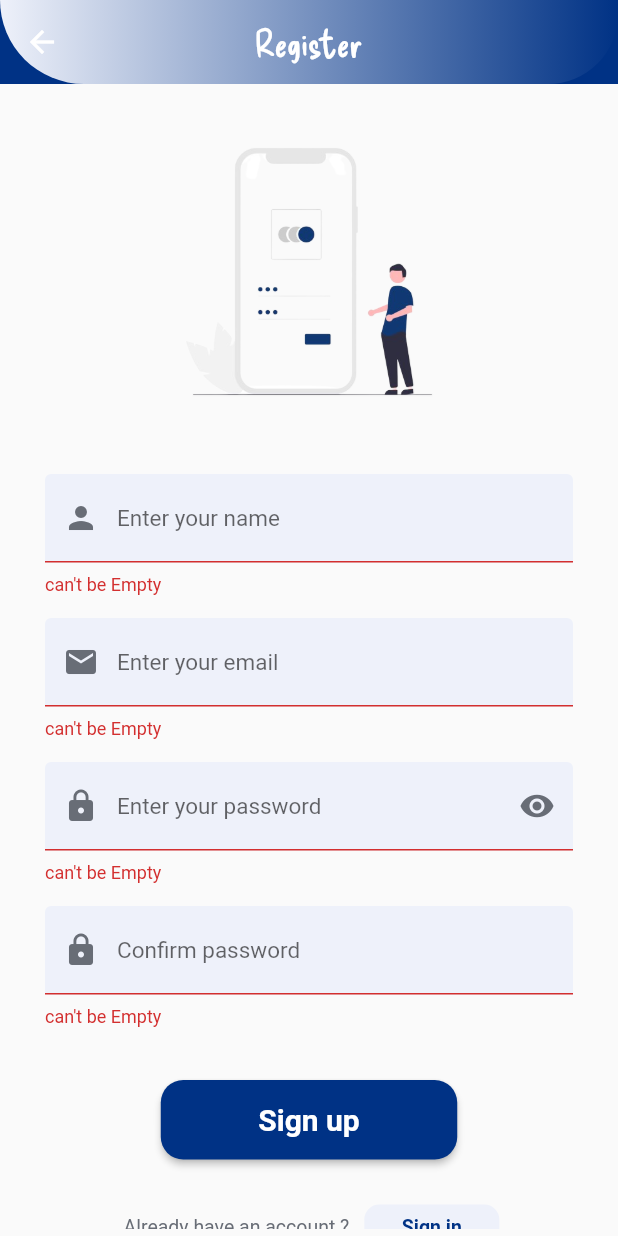
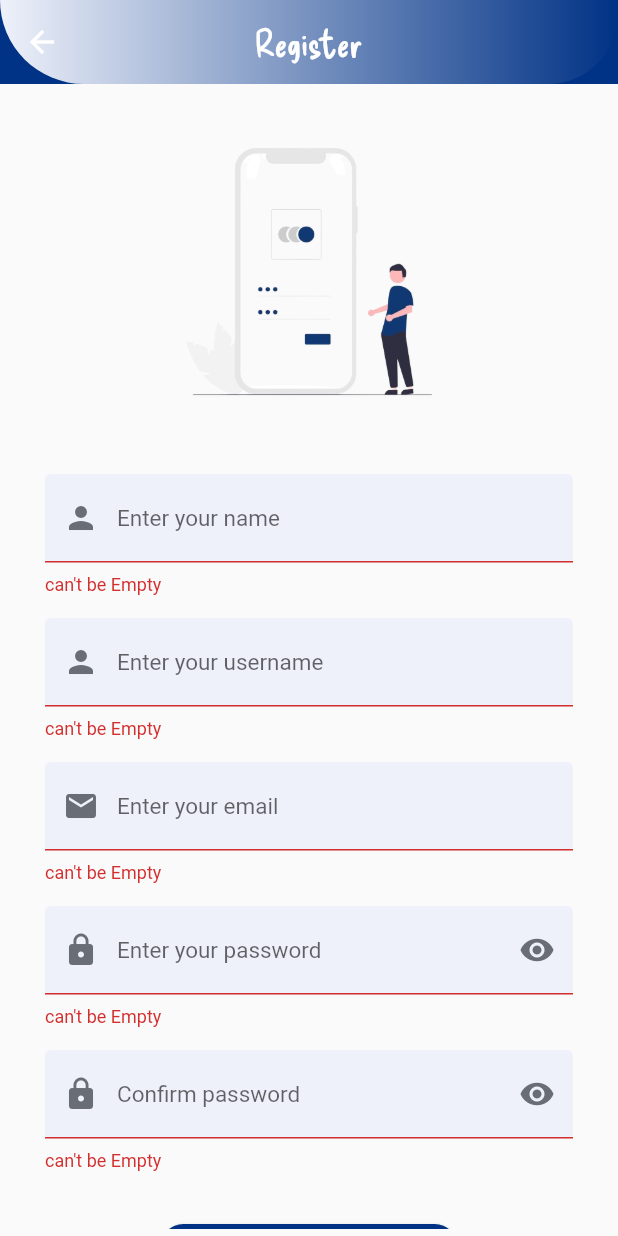
Before and after one commit to WeamALkhateeb/Place_Reservation, a Flutter app: the Register screen opened by its route, after a tap on "Sign up", on a phone screen of 412 x 824 dp. Run offline on Flutter 3.47's test engine with Material 2 defaults, Android fonts, the phone set to English and light mode, and no system bars; our stand-ins replace dartz, get, shared_preferences; accounts and stored records are empty.

Commit message:
areej eeeeeeeeeeeeeeeeeeeeeeeeeeeeeeeeeeeeeeeeeeee

```diff
--- /dev/null
+++ b/lib/bindings/intialbindings.dart
@@ -0,0 +1,12 @@
+import 'package:get/get.dart';
+import 'package:project2/core/class/curd.dart';
+
+class initalBindings extends Bindings{
+  @override
+  void dependencies() {
+
+   Get.put(Crud());
+
+  }
+
+}
--- a/lib/controller/auth/register_controller.dart
+++ b/lib/controller/auth/register_controller.dart
@@ -1,6 +1,9 @@
 import 'package:flutter/cupertino.dart';
 import 'package:get/get.dart';
+import 'package:project2/core/class/statusrequest.dart';
+import 'package:project2/core/functions/handlingData.dart';
 import '../../core/constant/routes.dart';
+import '../../data/datasource/remote/Auth/signup.dart';
 
 
 
@@ -11,12 +14,17 @@ abstract class Registercontroller extends GetxController{
 
 class RegistercontrollerImp extends Registercontroller{
   GlobalKey<FormState> formstatee =GlobalKey<FormState>();
+  late TextEditingController name;
   late TextEditingController username;
   late TextEditingController email;
   late TextEditingController password;
   late TextEditingController confirmpassword;
   bool isshowpassword =true;
+  bool isshowconfpassword =true;
+  late StatusRequest statusRequest ;
 
+  SignupData signupData =SignupData(Get.find());
+ List data=[];
 
   showpassword()
   {
@@ -25,19 +33,40 @@ class RegistercontrollerImp extends Registercontroller{
 
   }
 
+  showconfpassword()
+  {
+    isshowconfpassword = isshowconfpassword == true ? false :true;
+    update();
 
-
-
-
+  }
 
   @override
-  Register() {
+  Register() async {
     var formdataa = formstatee.currentState;
     if(formdataa!.validate())
-    {// انتقال لصفحة الهوم
-      print(" valid");}
+    {
+      statusRequest = StatusRequest.loading ;
+      print('000000000000000000000000000000000000');
+      var response = await  signupData.postdata(name.text, username.text,email.text,password.text,confirmpassword.text);
+      print("-----------------------------controller $response--------------------");
+
+      statusRequest=handlingData(response);
+      if(StatusRequest.success == statusRequest)
+        {  print('ةةةةةةةةةةةةةةةةةةةةةةةةةةةةةةةةةةةةةةةةةةةةةةةةةةةةةةةةةةةةةةة');
+          if(response["status"] == "Success" ){
+            data.addAll(response['data']);
+            print('ssssssssssssssssssssssssssssssssssssssssssssss');
+          }
+          else
+            {
+              statusRequest = StatusRequest.failure;
+            }
+        }
+      update();
+    }
+
     else
-    {print(" not valid");}
+    { }
   }
 
   @override
@@ -45,6 +74,7 @@ class RegistercontrollerImp extends Registercontroller{
     Get.offNamed(AppRoute.login);
   }
   void onInit(){
+    name=TextEditingController();
     username=TextEditingController();
     email = TextEditingController();
     password=TextEditingController();
@@ -55,6 +85,7 @@ class RegistercontrollerImp extends Registercontroller{
 
 
   void dispose(){
+    name.dispose();
     username.dispose();
     email.dispose();
     password.dispose();
--- /dev/null
+++ b/lib/core/class/statusrequest.dart
@@ -0,0 +1,10 @@
+enum StatusRequest{
+  loading ,
+  success ,
+  failure ,
+  serverfailure,
+  serverException,
+  offlinefailure ,
+
+
+}
--- /dev/null
+++ b/lib/core/functions/handlingData.dart
@@ -0,0 +1,14 @@
+import 'package:project2/core/class/statusrequest.dart';
+
+handlingData(response)
+{
+  if(response is StatusRequest)
+    {
+      return response;
+    }
+  else
+    {
+      return StatusRequest.success;
+    }
+
+}
--- /dev/null
+++ b/lib/data/datasource/remote/Auth/signup.dart
@@ -0,0 +1,19 @@
+import 'package:project2/appLink.dart';
+import '../../../../core/class/curd.dart';
+
+class SignupData {
+  Crud crud;
+  SignupData(this.crud);
+
+  postdata(String name, String username, String email, String password, String passwordconfimation)async{
+    var response = await crud.post(AppLink.signup, {
+      "name" : name ,
+      "username" : username ,
+      "email" : email ,
+      "password" :password ,
+      "passwordconfirmation" :passwordconfimation,});
+    return response.fold((l) => l, (r) => r);
+
+  }
+
+}
--- a/lib/main.dart
+++ b/lib/main.dart
@@ -6,7 +6,7 @@
 import 'package:project2/view/screen/language.dart';
 import 'package:project2/view/screen/auth/login.dart';
 import 'package:project2/view/screen/onboarding.dart';
-
+import 'bindings/intialbindings.dart';
 import 'routes.dart';
 
 
@@ -24,6 +24,7 @@
       debugShowCheckedModeBanner: false,
       locale: controller.language,
       home: const Language(),
+      initialBinding: initalBindings(),
       routes: routes ,
 
     );
--- a/lib/view/screen/auth/register.dart
+++ b/lib/view/screen/auth/register.dart
@@ -45,8 +45,15 @@ class Register extends StatelessWidget{
                  const SizedBox(height: 30,),
                  Textformfieldauth(valid: (value ) {
                    return validateinput(value!, 5 , 25); },
+                   mycontroller: controller.name,
+                   hinttext: 'Enter your name',
+                   iconDataprefix: Icons.person,
+                   keyboardType: TextInputType.name,),
+                 const SizedBox(height: 5,),
+                 Textformfieldauth(valid: (value ) {
+                   return validateinput(value!, 5 , 25); },
                    mycontroller: controller.username,
-                   hinttext: 'Enter your name',
+                   hinttext: 'Enter your username',
                    iconDataprefix: Icons.person,
                  keyboardType: TextInputType.name,),
                  const SizedBox(height: 5,),
@@ -71,11 +78,19 @@ class Register extends StatelessWidget{
                    }
                  ),
                  const SizedBox(height: 5,),
-                 Textformfieldauth(valid: (value) {
-                   return validateinput(value!, 8 , 20); },
-                   mycontroller: controller.confirmpassword,
-                   hinttext: 'Confirm password ',
-                   iconDataprefix: Icons.lock,),
+                 GetBuilder<RegistercontrollerImp>(
+                   builder: (controller) {
+                     return Textformfieldauth(valid: (value) {
+                       return validateinput(value!, 8 , 20); },
+                       mycontroller: controller.confirmpassword,
+                       hinttext: 'Confirm password ',
+                       iconDataprefix: Icons.lock,
+                       obscuretext: controller.isshowconfpassword,
+                       onTapicon: (){
+                         controller.showconfpassword();},
+                       iconDatasuffix:controller.isshowconfpassword? Icons.visibility :Icons.visibility_off ,);
+                   }
+                 ),
                  const  SizedBox(height: 20,),
                  MaterialButtonAuth(onPressed:(){controller.Register();},text: 'Sign up',),
                  const SizedBox(height: 20,),
```
Also changed, not shown: lib/appLink.dart (added, +8 -0 lines), lib/core/class/curd.dart (added, +26 -0 lines), lib/core/functions/checkinternet.dart (added, +19 -0 lines).
